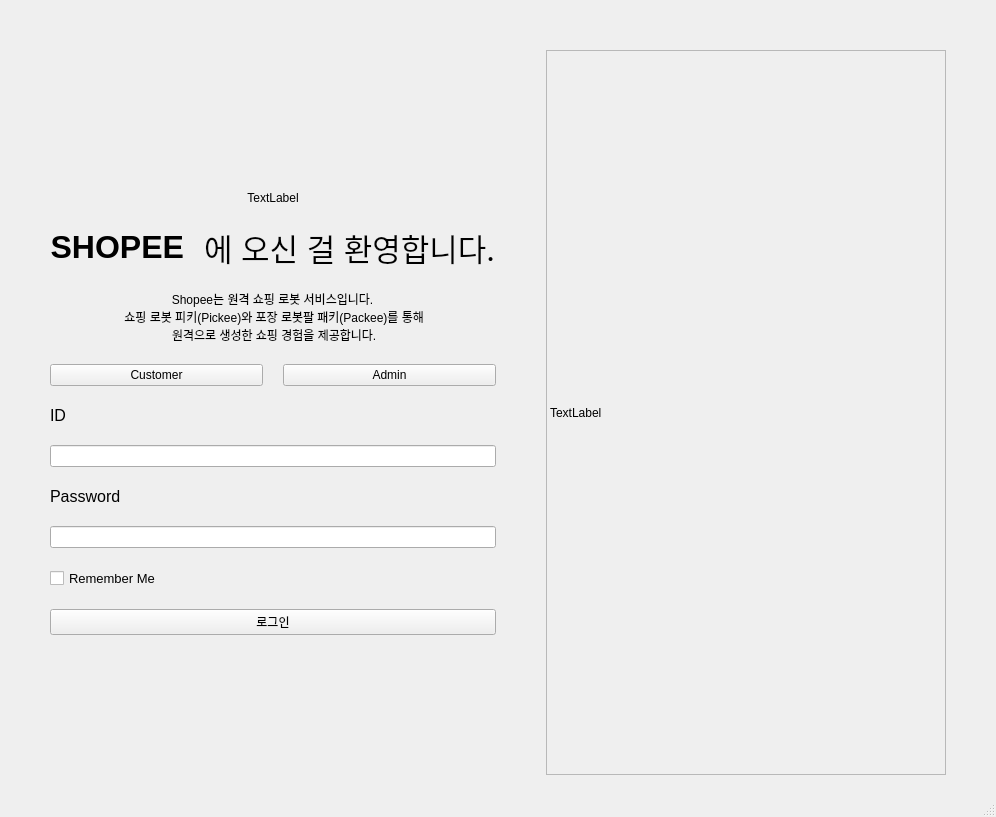
Above: shopee_ros2/src/shopee_app/shopee_app/ui/main_window.ui from addinedu-roscamp-7th/roscamp-repo-1 before the change. Below: the same form after it.
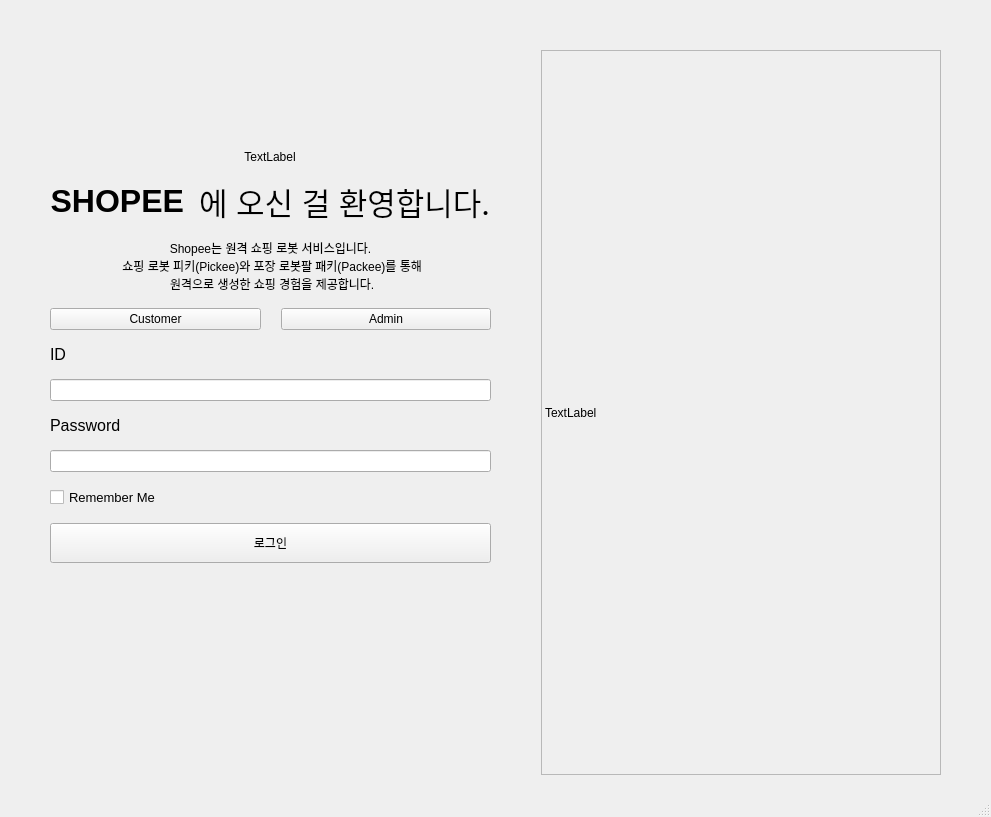
That is the form after the change.

The edit to the form file:
```diff
--- a/shopee_ros2/src/shopee_app/shopee_app/ui/main_window.ui
+++ b/shopee_ros2/src/shopee_app/shopee_app/ui/main_window.ui
@@ -56,9 +56,9 @@
         <height>16777215</height>
        </size>
       </property>
-      <layout class="QVBoxLayout" name="verticalLayout_2" stretch="0,0,2,0,1,1,3,1,2,1,3,0">
+      <layout class="QVBoxLayout" name="verticalLayout_2">
        <property name="spacing">
-        <number>20</number>
+        <number>15</number>
        </property>
        <property name="leftMargin">
         <number>0</number>
@@ -77,10 +77,13 @@
          <property name="orientation">
           <enum>Qt::Vertical</enum>
          </property>
+         <property name="sizeType">
+          <enum>QSizePolicy::Preferred</enum>
+         </property>
          <property name="sizeHint" stdset="0">
           <size>
-           <width>20</width>
-           <height>40</height>
+           <width>10</width>
+           <height>100</height>
           </size>
          </property>
         </spacer>
@@ -353,6 +356,18 @@
        </item>
        <item>
         <widget class="QPushButton" name="btn_login">
+         <property name="sizePolicy">
+          <sizepolicy hsizetype="Minimum" vsizetype="Preferred">
+           <horstretch>0</horstretch>
+           <verstretch>0</verstretch>
+          </sizepolicy>
+         </property>
+         <property name="minimumSize">
+          <size>
+           <width>0</width>
+           <height>40</height>
+          </size>
+         </property>
          <property name="text">
           <string>로그인</string>
          </property>
@@ -368,8 +383,8 @@
          </property>
          <property name="sizeHint" stdset="0">
           <size>
-           <width>20</width>
-           <height>40</height>
+           <width>10</width>
+           <height>10</height>
           </size>
          </property>
         </spacer>
```
